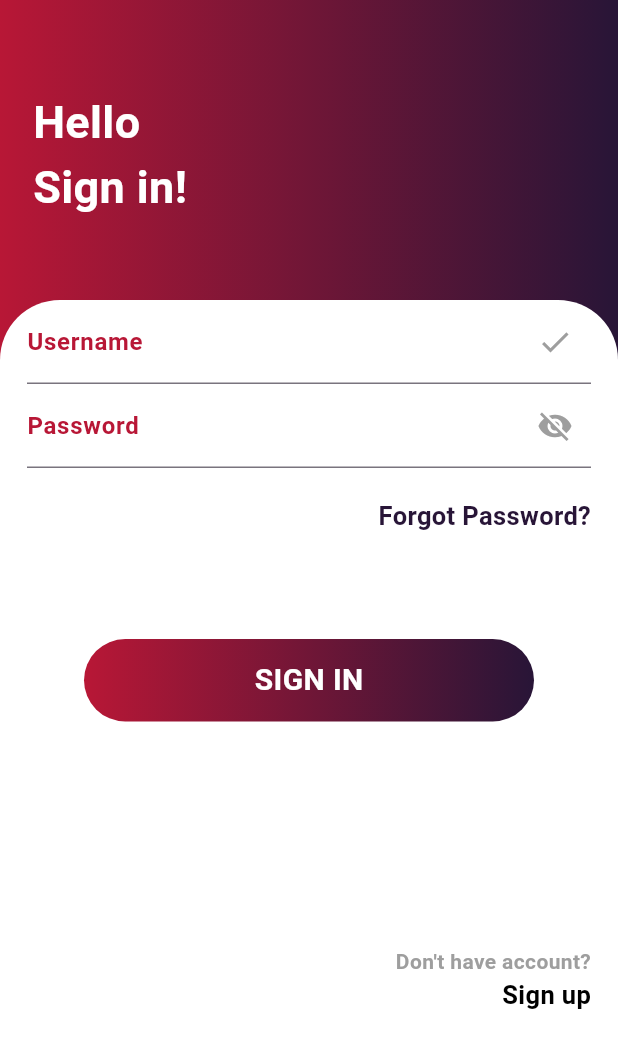
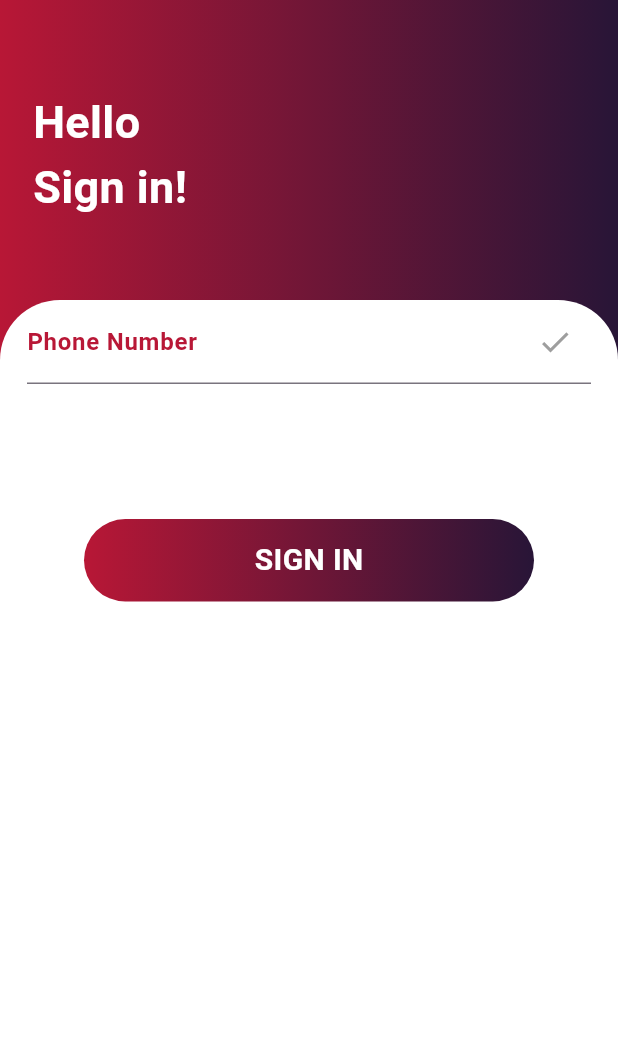
Before and after one commit to Theodore354/FamilyConnectApp, a Flutter app: the screen it shows after launch, after a tap on "SIGN IN", on a phone screen of 412 x 824 dp. Shown: the top 1048 px of the screen. Run offline on Flutter 3.47's test engine with Material 3 defaults, Android fonts, the phone set to English and light mode, and no system bars; our stand-ins replace pinput; Roboto replaces fonts that are missing (inter).

Commit message:
feat: update UI

```diff
--- a/frontend/lib/WelcomeScreen.dart
+++ b/frontend/lib/WelcomeScreen.dart
@@ -1,6 +1,5 @@
 import 'package:flutter/material.dart';
 import 'package:frontend/loginpage.dart';
-import 'package:frontend/regScreen.dart';
 
 class WelcomeScreen extends StatelessWidget {
   const WelcomeScreen({Key? key}) : super(key: key);
@@ -53,30 +52,6 @@ class WelcomeScreen extends StatelessWidget {
           const SizedBox(
             height: 30,
           ),
-          GestureDetector(
-            onTap: () {
-              Navigator.push(context,
-                  MaterialPageRoute(builder: (context) => const RegScreen()));
-            },
-            child: Container(
-              height: 53,
-              width: 320,
-              decoration: BoxDecoration(
-                color: Colors.white,
-                borderRadius: BorderRadius.circular(30),
-                border: Border.all(color: Colors.white),
-              ),
-              child: const Center(
-                child: Text(
-                  'SIGN UP',
-                  style: TextStyle(
-                      fontSize: 20,
-                      fontWeight: FontWeight.bold,
-                      color: Colors.black),
-                ),
-              ),
-            ),
-          ),
           const SizedBox(
             height: 12,
           ),
--- a/frontend/lib/loginpage.dart
+++ b/frontend/lib/loginpage.dart
@@ -1,5 +1,5 @@
 import 'package:flutter/material.dart';
-import 'package:frontend/regScreen.dart';
+import 'package:frontend/Confirmation.dart';
 
 class loginScreen extends StatelessWidget {
   const loginScreen({Key? key}) : super(key: key);
@@ -52,21 +52,7 @@ class loginScreen extends StatelessWidget {
                             color: Colors.grey,
                           ),
                           label: Text(
-                            'Username',
-                            style: TextStyle(
-                              fontWeight: FontWeight.bold,
-                              color: Color(0xffB81736),
-                            ),
-                          )),
-                    ),
-                    const TextField(
-                      decoration: InputDecoration(
-                          suffixIcon: Icon(
-                            Icons.visibility_off,
-                            color: Colors.grey,
-                          ),
-                          label: Text(
-                            'Password',
+                            'Phone Number',
                             style: TextStyle(
                               fontWeight: FontWeight.bold,
                               color: Color(0xffB81736),
@@ -76,21 +62,13 @@ class loginScreen extends StatelessWidget {
                     const SizedBox(
                       height: 20,
                     ),
-                    const Align(
-                      alignment: Alignment.centerRight,
-                      child: Text(
-                        'Forgot Password?',
-                        style: TextStyle(
-                          fontWeight: FontWeight.bold,
-                          fontSize: 17,
-                          color: Color(0xff281537),
-                        ),
-                      ),
-                    ),
                     const SizedBox(
                       height: 70,
                     ),
-                    Container(
+                    GestureDetector(
+                      onTap: () => Navigator.push(context,
+                          MaterialPageRoute(builder: (context) => const otp())),
+                      child: Container(
                         height: 55,
                         width: 300,
                         decoration: BoxDecoration(
@@ -110,41 +88,10 @@ class loginScreen extends StatelessWidget {
                           ),
                         ),
                       ),
+                    ),
                     const SizedBox(
                       height: 150,
                     ),
-                    Align(
-                      alignment: Alignment.bottomRight,
-                      child: Column(
-                        mainAxisAlignment: MainAxisAlignment.end,
-                        crossAxisAlignment: CrossAxisAlignment.end,
-                        children: [
-                          const Text(
-                            "Don't have account?",
-                            style: TextStyle(
-                                fontWeight: FontWeight.bold,
-                                color: Colors.grey),
-                          ),
-                          GestureDetector(
-                            onTap: () {
-                              Navigator.push(
-                                  context,
-                                  MaterialPageRoute(
-                                      builder: (context) => const RegScreen()));
-                            },
-                            child: Text(
-                              "Sign up",
-                              style: TextStyle(
-
-                                  ///done login page
-                                  fontWeight: FontWeight.bold,
-                                  fontSize: 17,
-                                  color: Colors.black),
-                            ),
-                          ),
-                        ],
-                      ),
-                    )
                   ],
                 ),
               ),
--- a/frontend/pubspec.yaml
+++ b/frontend/pubspec.yaml
@@ -35,6 +35,7 @@ dependencies:
   # The following adds the Cupertino Icons font to your application.
   # Use with the CupertinoIcons class for iOS style icons.
   cupertino_icons: ^1.0.2
+  pinput: ^2.2.31
 
 dev_dependencies:
   flutter_test:
```
Also changed, not shown: frontend/lib/Confirmation.dart (added, +79 -0 lines), frontend/lib/Homepage.dart (added, +10 -0 lines), frontend/lib/regScreen.dart (deleted, +0 -172 lines), frontend/pubspec.lock, package-lock.json (added), 5 other files. Lines whose indentation alone changed are shown as unchanged.
